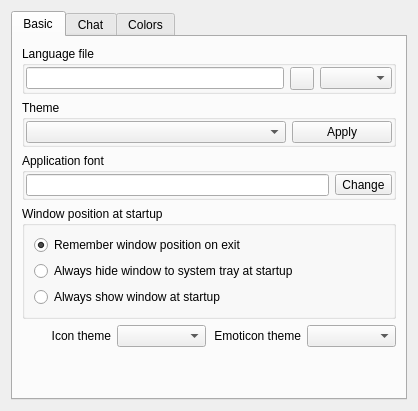
Before: the Qt Designer form eiskaltdcpp/ui/UISettingsGUI.ui in eiskaltdcpp/eiskaltdcpp, drawn with Qt 5.
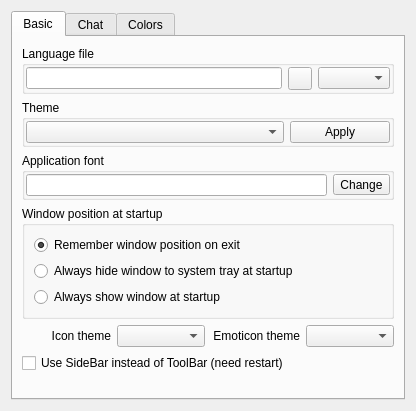
After: the same form once the commit is applied.

Commit message: sidebar mode

Diff of the .ui file:
```diff
--- a/eiskaltdcpp/ui/UISettingsGUI.ui
+++ b/eiskaltdcpp/ui/UISettingsGUI.ui
@@ -6,8 +6,8 @@
    <rect>
     <x>0</x>
     <y>0</y>
-    <width>418</width>
-    <height>385</height>
+    <width>416</width>
+    <height>383</height>
    </rect>
   </property>
   <property name="windowTitle">
@@ -168,6 +168,13 @@
          </item>
         </layout>
        </item>
+       <item>
+        <widget class="QCheckBox" name="checkBox_SIDEBAR">
+         <property name="text">
+          <string>Use SideBar instead of ToolBar (need restart)</string>
+         </property>
+        </widget>
+       </item>
        <item>
         <spacer name="verticalSpacer">
          <property name="orientation">
```
The commit also changes 20 other files.
